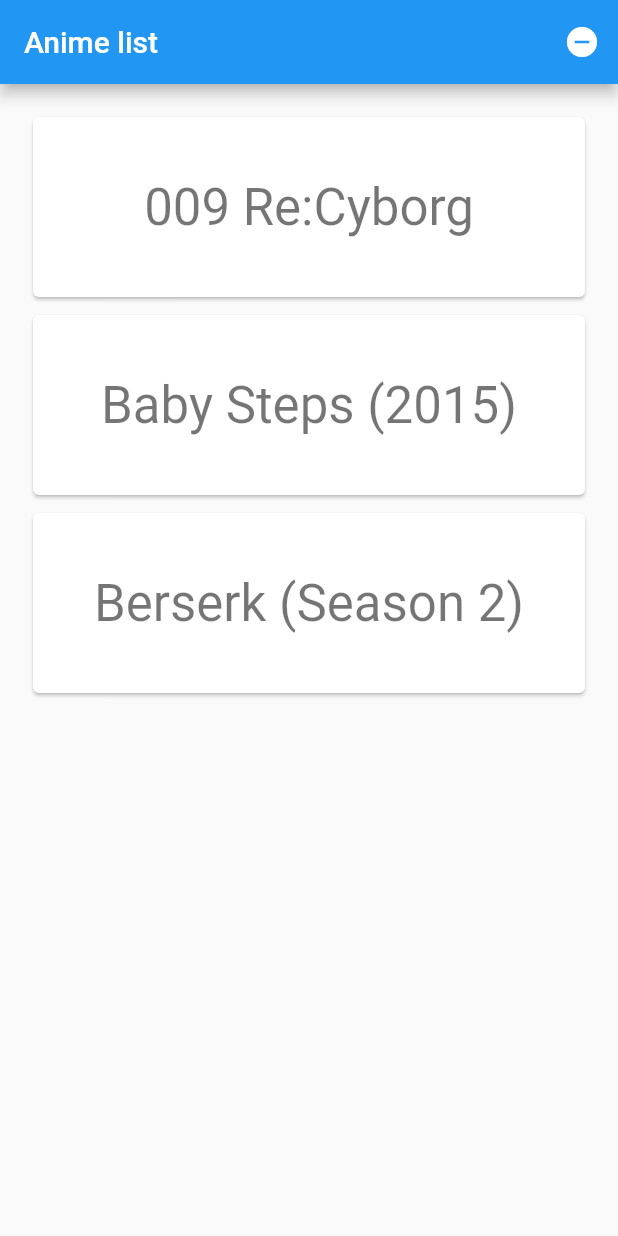
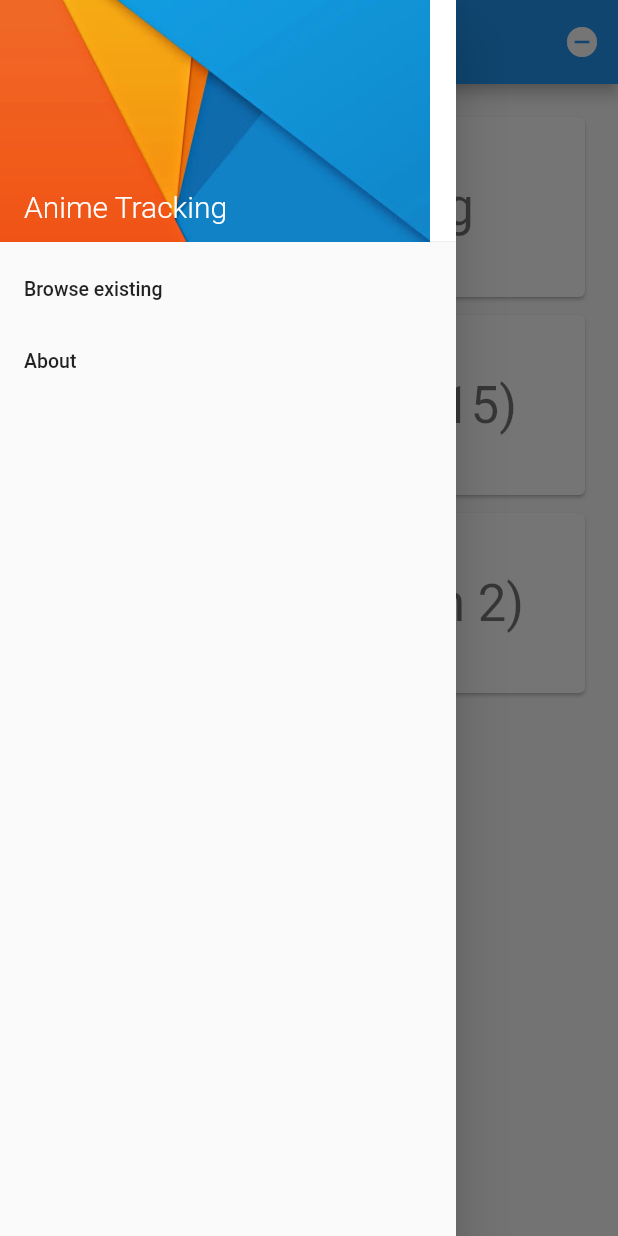
Before and after one commit to yeradis/animetracking_flutter, a Flutter app: the screen it shows after launch, with the side drawer open (before the commit the screen has no drawer), on a phone screen of 412 x 824 dp. Run offline on Flutter 3.47's test engine with Material 2 defaults, Android fonts, the phone set to English and light mode, and no system bars.

Commit message:
Add a navigation drawer with multiple clickable items, also launch pages using routes

```diff
--- a/anime_tracking/lib/app.dart
+++ b/anime_tracking/lib/app.dart
@@ -10,7 +10,9 @@ class AnimeTrackingApp extends StatelessWidget {
       theme: new ThemeData(
         primarySwatch: Colors.indigo,
       ),
-      home: new AnimeList(),
+      routes: {
+        AnimeList.routeName: (BuildContext context) => new AnimeList(),
+      },
     );
   }
 }
--- a/anime_tracking/lib/scenes/anime/anime_list.dart
+++ b/anime_tracking/lib/scenes/anime/anime_list.dart
@@ -5,7 +5,11 @@ import '../../data/anime_data.dart';
 import 'anime_list_presenter.dart';
 import 'anime_list_item.dart';
 
+import '../../widget/navigation_drawer.dart';
+
 class AnimeList extends StatefulWidget {
+  static const String routeName = '/';
+
   @override
   _AnimeListState createState() => new _AnimeListState();
 }
@@ -95,8 +99,9 @@ class _AnimeListState extends State<AnimeList> implements AnimeListViewContract{
               onPressed: _remove,
               tooltip: 'Remove the selected anime',
             ),
-          ],
+          ]
         ),
+        drawer: new NavigationDrawer(),
         body: new Padding(
           padding: const EdgeInsets.all(16.0),
           child: new AnimatedList(
--- /dev/null
+++ b/anime_tracking/lib/widget/navigation_drawer.dart
@@ -0,0 +1,59 @@
+import 'package:flutter/material.dart';
+import '../scenes/anime/anime_list.dart';
+
+import 'package:url_launcher/url_launcher.dart';
+
+class NavigationDrawer extends StatelessWidget {
+  NavigationDrawer({Key key}) : super(key: key);
+
+  @override
+  Widget build(BuildContext context) {
+
+
+    // onTap launch the page associated with the 'routeName'
+    // see app.dart, there the routes are declared and linked to the route path
+    // this one
+    // routes: {
+    //    AnimeList.routeName: (BuildContext context) => new AnimeList(),
+    // },
+    final Widget itemList = new ListTile(
+      dense: true,
+      title: const Text('Browse existing'),
+      onTap: () => Navigator.popAndPushNamed(context, AnimeList.routeName),
+    );
+
+    final Widget itemAbout = new ListTile(
+      dense: true,
+      title: const Text('About'),
+      onTap: () => launch('http://www.yeradis.com'),
+    );
+
+    return new Drawer(
+        child: new ListView(
+            children: <Widget>[_createHeader(),itemList, itemAbout]
+        )
+    );
+  }
+
+  Widget _createHeader() {
+    return new DrawerHeader(
+        padding: const EdgeInsets.all(0.0),
+        decoration: new BoxDecoration(color: Colors.white),
+        child: new Stack(children: <Widget>[
+          new Image.asset('lib/assets/drawer_header_background.png', fit: BoxFit.fitWidth),
+          new Positioned(
+              bottom: 12.0,
+              left: 16.0,
+              child: new Text("Anime Tracking",
+                  style: new TextStyle(
+                      color: Colors.white,
+                      fontSize: 20.0,
+                      fontWeight: FontWeight.w300))),
+          new GestureDetector(
+              onTap: () =>
+              launch('http://www.yeradis.com')
+          )
+        ]));
+  }
+
+}
--- a/anime_tracking/pubspec.yaml
+++ b/anime_tracking/pubspec.yaml
@@ -2,6 +2,7 @@ name: anime_tracking
 description: A new Flutter project.
 
 dependencies:
+  url_launcher: ^0.4.0
   http: '>=0.11.3+12'
   flutter:
     sdk: flutter
@@ -16,7 +17,6 @@ dev_dependencies:
 
 # The following section is specific to Flutter.
 flutter:
-
   # The following line ensures that the Material Icons font is
   # included with your application, so that you can use the icons in
   # the Icons class.
@@ -26,6 +26,9 @@ flutter:
   # assets:
   #  - images/a_dot_burr.jpeg
   #  - images/a_dot_ham.jpeg
+
+  assets:
+    - lib/assets/drawer_header_background.png
 
   # An image asset can refer to one or more resolution-specific "variants", see
   # https://flutter.io/assets-and-images/.
```
Also changed, not shown: anime_tracking/lib/assets/drawer_header_background.png (added).
